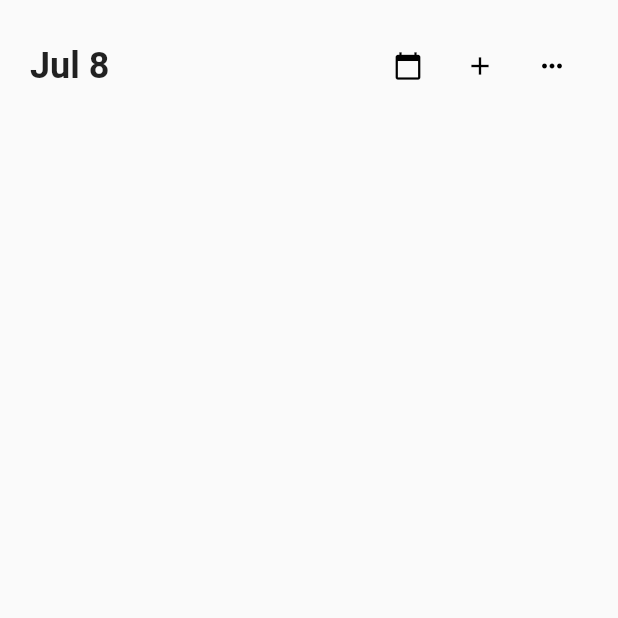
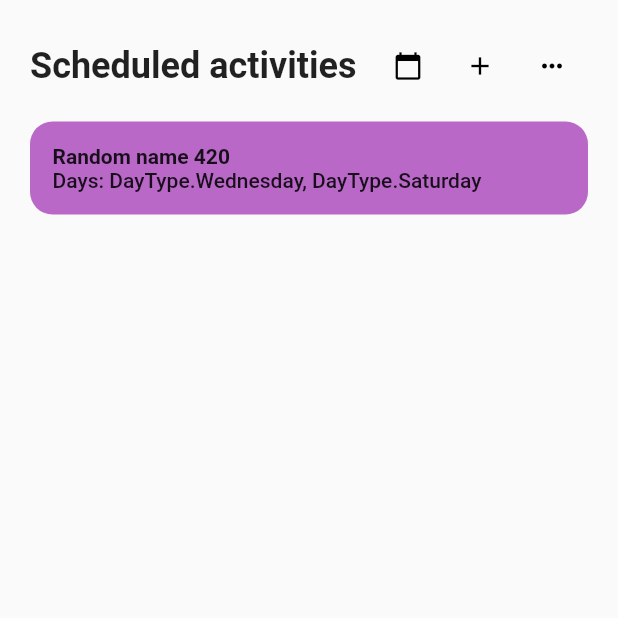
Before and after one commit to jerryrox/flutterFcmTest, a Flutter app: the screen it shows after launch, after a tap on the "add" icon, on a phone screen of 412 x 824 dp, the top half of it. Run offline on Flutter 3.47's test engine with Material 2 defaults, Android fonts, the phone set to English and light mode, and no system bars; our stand-ins replace firebase_messaging; accounts and stored records are empty.

Commit message:
Renamed components/Home to components/Activity

```diff
--- a/lib/components/Home/ActivityCell.dart
+++ b/lib/components/Activity/ActivityCell.dart
@@ -28,8 +28,6 @@ class ActivityCell extends StatelessWidget {
         ),
         onPressed: _onClicked,
         color: Colors.purple[300],
-        child: Expanded(
-          flex: 1,
         child: Column(
           crossAxisAlignment: CrossAxisAlignment.start,
           children: [
@@ -54,7 +52,6 @@ class ActivityCell extends StatelessWidget {
           ],
         ),
       ),
-      ),
     );
   }
 }
--- a/lib/components/Home/ActivityList.dart
+++ b/lib/components/Activity/ActivityList.dart
@@ -1,5 +1,5 @@
 import 'package:flutter/material.dart';
-import 'package:flutterFcmTest/components/Home/ActivityCell.dart';
+import 'package:flutterFcmTest/components/Activity/ActivityCell.dart';
 import 'package:flutterFcmTest/models/ActivityModel.dart';
 import 'package:provider/provider.dart';
 
--- a/lib/components/Home/MenuBar.dart
+++ b/lib/components/Activity/MenuBar.dart
@@ -1,13 +1,46 @@
+import 'dart:math';
+
 import 'package:flutter/material.dart';
+import 'package:flutterFcmTest/models/Activity/ActivityInfo.dart';
+import 'package:flutterFcmTest/models/ActivityModel.dart';
+import 'package:flutterFcmTest/models/common/DayType.dart';
+import 'package:provider/provider.dart';
 
-class MenuBar extends StatelessWidget {
+class MenuBar extends StatefulWidget {
+
+  @override
+  _MenuBarState createState() => _MenuBarState();
+}
+
+class _MenuBarState extends State<MenuBar> {
+
+  Random _random = Random();
+
+  String getRandomName() => "Random name ${_random.nextInt(1000)}";
+
+  List<DayType> getRandomDays() {
+    var days = List<DayType>();
+    DayType.values.forEach((day) {
+      if(_random.nextDouble() < 0.35) {
+        days.add(day);
+      }
+    });
+    if(days.length == 0) {
+      days.add(DayType.Monday);
+    }
+    return days;
+  }
 
   void _onCalendarButton() {
     print("_onCalendarButton");
   }
 
-  void _onAddButton() {
+  void _onAddButton(ActivityModel model) {
     print("_onAddButton");
+    model.add(ActivityInfo(
+      name: getRandomName(),
+      days: getRandomDays()
+    ));
   }
 
   void _onMenuButton() {
@@ -16,12 +49,14 @@ class MenuBar extends StatelessWidget {
 
   @override
   Widget build(BuildContext context) {
+
+    final activityModel = Provider.of<ActivityModel>(context);
+
     return Row(
       crossAxisAlignment: CrossAxisAlignment.center,
       children: [
         Text(
-          // TODO: Change this to today's date
-          "Jul 8",
+          "Scheduled activities",
           style: TextStyle(
             fontWeight: FontWeight.bold,
             fontSize: 24.0
@@ -45,7 +80,7 @@ class MenuBar extends StatelessWidget {
             color: Colors.black,
             size: 20.0
           ),
-          onPressed: _onAddButton,
+          onPressed: () => _onAddButton(activityModel),
         ),
         IconButton(
           icon: Icon(
--- a/lib/views/ActivityView.dart
+++ b/lib/views/ActivityView.dart
@@ -1,6 +1,6 @@
 import 'package:flutter/material.dart';
-import 'package:flutterFcmTest/components/Home/ActivityList.dart';
-import 'package:flutterFcmTest/components/Home/MenuBar.dart';
+import 'package:flutterFcmTest/components/Activity/ActivityList.dart';
+import 'package:flutterFcmTest/components/Activity/MenuBar.dart';
 
 class ActivityView extends StatelessWidget {
 
```
Lines whose indentation alone changed are shown as unchanged.
